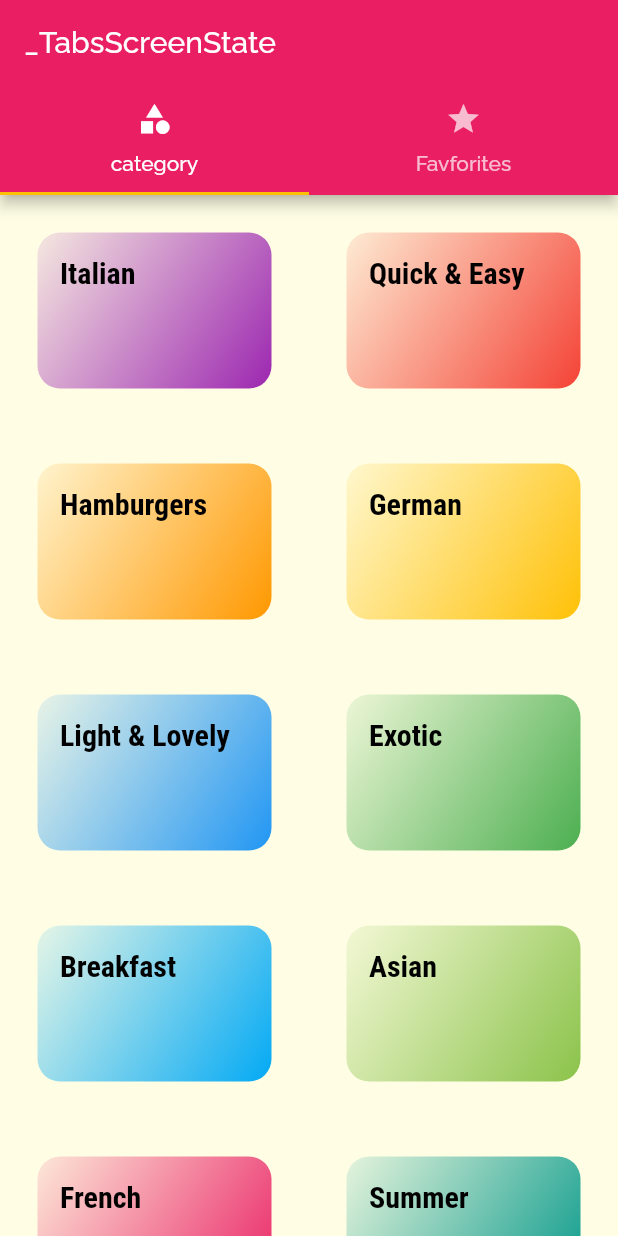
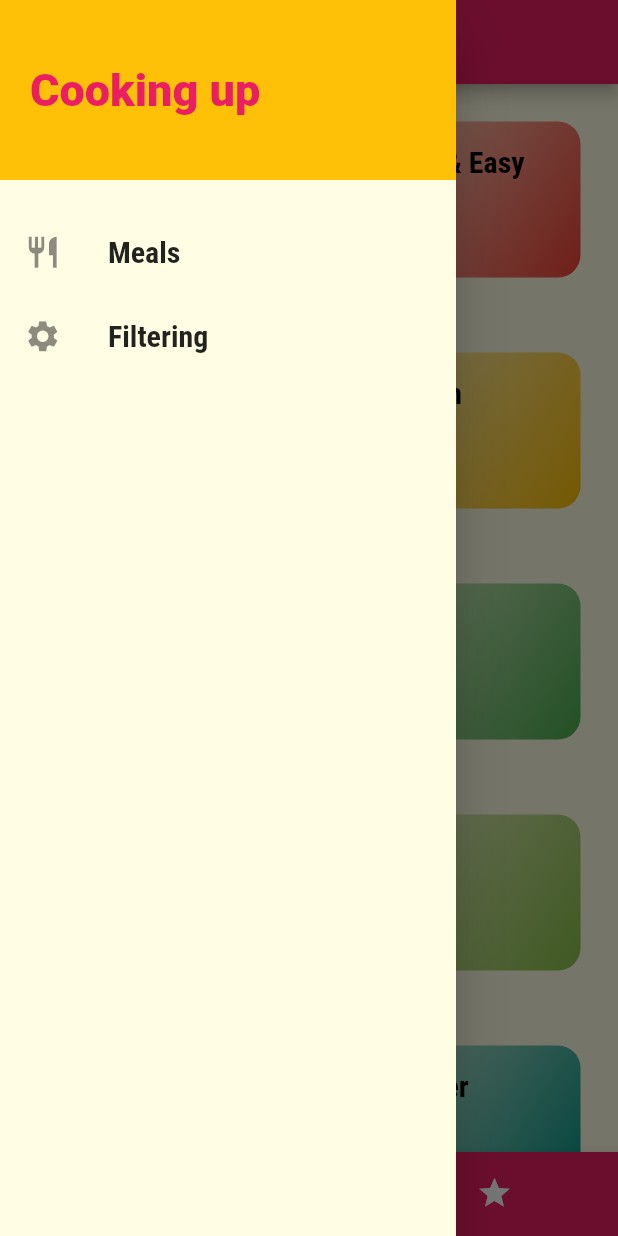
Before and after one commit to HaldunMatar/Flutter_DeliMeals, a Flutter app: the screen it shows after launch, with the side drawer open (before the commit the screen has no drawer), on a phone screen of 412 x 824 dp. Run offline on Flutter 3.47's test engine with Material 2 defaults, Android fonts, the phone set to English and light mode, and no system bars.

Commit message:
178. Popping Pages & Passing Data Back didchangedependncy

```diff
--- a/lib/main.dart
+++ b/lib/main.dart
@@ -1,4 +1,5 @@
 import 'package:flutter/material.dart';
+import 'package:meals/screens/filter_screen.dart';
 import 'package:meals/screens/meal_dtails_screen.dart';
 import 'package:meals/screens/tabs_screen.dart';
 
@@ -34,6 +35,7 @@ class MyApp extends StatelessWidget {
       initialRoute: '/',
       routes: {
         '/': (ctx) => TabsScreen(),
+        Filters.routeName: (ctx) => Filters(),
         CategoryMealsScreen.routeName: (ctx) => CategoryMealsScreen(),
         MealDetailsScreen.routeName: (ctx) => MealDetailsScreen()
       },
--- a/lib/screens/meal_dtails_screen.dart
+++ b/lib/screens/meal_dtails_screen.dart
@@ -82,6 +82,12 @@ class MealDetailsScreen extends StatelessWidget {
           ],
         ),
       ),
+      floatingActionButton: FloatingActionButton(
+        child: Icon(Icons.delete),
+        onPressed: () {
+          Navigator.of(context).pop(mealId);
+        },
+      ),
     );
   }
 }
--- a/lib/screens/tabs_screen.dart
+++ b/lib/screens/tabs_screen.dart
@@ -3,6 +3,7 @@ import 'package:flutter/cupertino.dart';
 import 'package:flutter/material.dart';
 import 'package:meals/screens/categories_screen.dart';
 import 'package:meals/screens/favorites_screen.dart';
+import 'package:meals/widget/ma%C4%B1n_drawer.dart';
 
 class TabsScreen extends StatefulWidget {
   @override
@@ -10,30 +11,73 @@ class TabsScreen extends StatefulWidget {
 }
 
 class _TabsScreenState extends State<TabsScreen> {
+  final List<Map<String, Object>> _pages = [
+    {
+      'page': CategoriesScreen(),
+      'title': 'Categories',
+    },
+    {
+      'page': FavoritesScreen(),
+      'title': 'Your Favorite',
+    },
+  ];
+
+  int _selectedIndex = 0;
+
+  void _SelectedPage(int value) {
+    setState(() {
+      _selectedIndex = value;
+    });
+  }
+
   @override
   Widget build(BuildContext context) {
-    return DefaultTabController(
+    return
+        /*DefaultTabController(
       length: 2,
-      child: Scaffold(
+      child:*/
+        Scaffold(
+      drawer: MainDrawer(),
       appBar: AppBar(
-          title: Text('_TabsScreenState'),
-          bottom: TabBar(
-            tabs: <Widget>[
-              Tab(
+        title: Text(_pages[_selectedIndex]['title']),
+        // bottom: TabBar(
+        //   tabs: <Widget>[
+        //     Tab(
+        //       icon: Icon(Icons.category),
+        //       text: 'category',
+        //     ),
+        //     Tab(
+        //       icon: Icon(Icons.star),
+        //       text: 'Favforites',
+        //     ),
+        //   ],
+        // ),
+      ),
+      body: _pages[_selectedIndex]['page'],
+      bottomNavigationBar: BottomNavigationBar(
+        onTap: _SelectedPage,
+        backgroundColor: Theme.of(context).primaryColor,
+        unselectedItemColor: Colors.white,
+        selectedItemColor: Theme.of(context).accentColor,
+        currentIndex: _selectedIndex,
+        type: BottomNavigationBarType.shifting,
+        items: [
+          BottomNavigationBarItem(
+            backgroundColor: Theme.of(context).primaryColor,
             icon: Icon(Icons.category),
-                text: 'category',
+            label: 'Categories',
           ),
-              Tab(
+          BottomNavigationBarItem(
+            backgroundColor: Theme.of(context).primaryColor,
             icon: Icon(Icons.star),
-                text: 'Favforites',
+            label: 'Favorites',
           ),
         ],
       ),
-        ),
-        body: TabBarView(
+      /*TabBarView(
                 children: <Widget>[CategoriesScreen(), FavoritesScreen()],
-        ),
-      ),
+              ),*/
     );
+    //);
   }
 }
--- /dev/null
+++ b/lib/widget/maın_drawer.dart
@@ -0,0 +1,54 @@
+import 'package:flutter/material.dart';
+import 'package:meals/screens/filter_screen.dart';
+
+class MainDrawer extends StatelessWidget {
+  Widget buildListTile(String title, IconData icon, Function ontapHandler) {
+    return ListTile(
+      onTap: ontapHandler,
+      leading: Icon(
+        icon,
+        size: 25,
+      ),
+      title: Text(
+        title,
+        style: TextStyle(
+            fontSize: 20,
+            fontWeight: FontWeight.bold,
+            fontFamily: 'RobotoCondensed'),
+      ),
+    );
+  }
+
+  @override
+  Widget build(BuildContext context) {
+    return Drawer(
+      child: Column(
+        children: [
+          Container(
+            color: Theme.of(context).accentColor,
+            height: 120,
+            width: double.infinity,
+            padding: EdgeInsets.all(20),
+            alignment: Alignment.centerLeft,
+            child: Text(
+              'Cooking up ',
+              style: TextStyle(
+                  color: Theme.of(context).primaryColor,
+                  fontSize: 30,
+                  fontWeight: FontWeight.w900),
+            ),
+          ),
+          SizedBox(
+            height: 20,
+          ),
+          buildListTile('Meals', Icons.restaurant, () {
+            Navigator.of(context).pushReplacementNamed('/');
+          }),
+          buildListTile('Filtering', Icons.settings, () {
+            Navigator.of(context).pushReplacementNamed(Filters.routeName);
+          }),
+        ],
+      ),
+    );
+  }
+}
```
Also changed, not shown: lib/screens/Category_meals_screen.dart (+51 -19 lines), lib/screens/filter_screen.dart (added, +18 -0 lines), lib/widget/meal_item.dart (+9 -2 lines), assets/images/Screenshot_1.png (added). Lines whose indentation alone changed are shown as unchanged.
